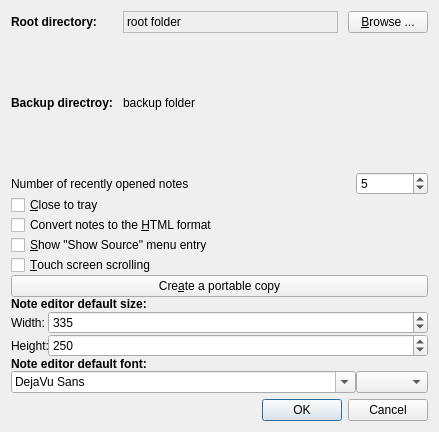
Above: src/ui/preferences.ui from hakaishi/nobleNote before the change. Below: the same form after it.
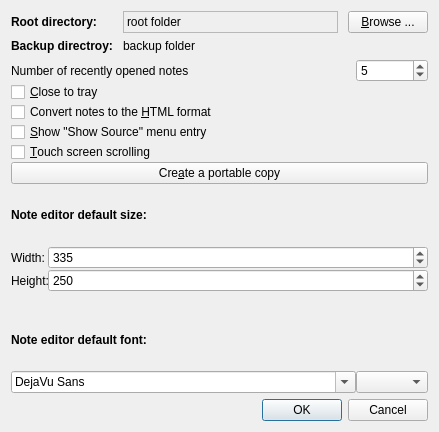
That is the form after the change. Icons and pictures are not drawn.

Commit message: paths now selectable by mouse

```diff
--- a/src/ui/preferences.ui
+++ b/src/ui/preferences.ui
@@ -10,6 +10,12 @@
     <height>432</height>
    </rect>
   </property>
+  <property name="sizePolicy">
+   <sizepolicy hsizetype="Minimum" vsizetype="Minimum">
+    <horstretch>0</horstretch>
+    <verstretch>0</verstretch>
+   </sizepolicy>
+  </property>
   <property name="windowTitle">
    <string>Preferences</string>
   </property>
@@ -239,7 +245,7 @@
    <item row="1" column="0">
     <widget class="QLabel" name="backupLabel">
      <property name="sizePolicy">
-      <sizepolicy hsizetype="Fixed" vsizetype="Preferred">
+      <sizepolicy hsizetype="Fixed" vsizetype="Fixed">
        <horstretch>0</horstretch>
        <verstretch>0</verstretch>
       </sizepolicy>
@@ -257,9 +263,18 @@
    </item>
    <item row="1" column="1" colspan="2">
     <widget class="QLabel" name="backupPathLabel">
+     <property name="sizePolicy">
+      <sizepolicy hsizetype="Minimum" vsizetype="Minimum">
+       <horstretch>0</horstretch>
+       <verstretch>0</verstretch>
+      </sizepolicy>
+     </property>
      <property name="text">
       <string notr="true">backup folder</string>
      </property>
+     <property name="wordWrap">
+      <bool>true</bool>
+     </property>
     </widget>
    </item>
   </layout>
```
Left out of the diff: 9 changed lines with no effect on the pictures. The commit also changes 1 other file.
